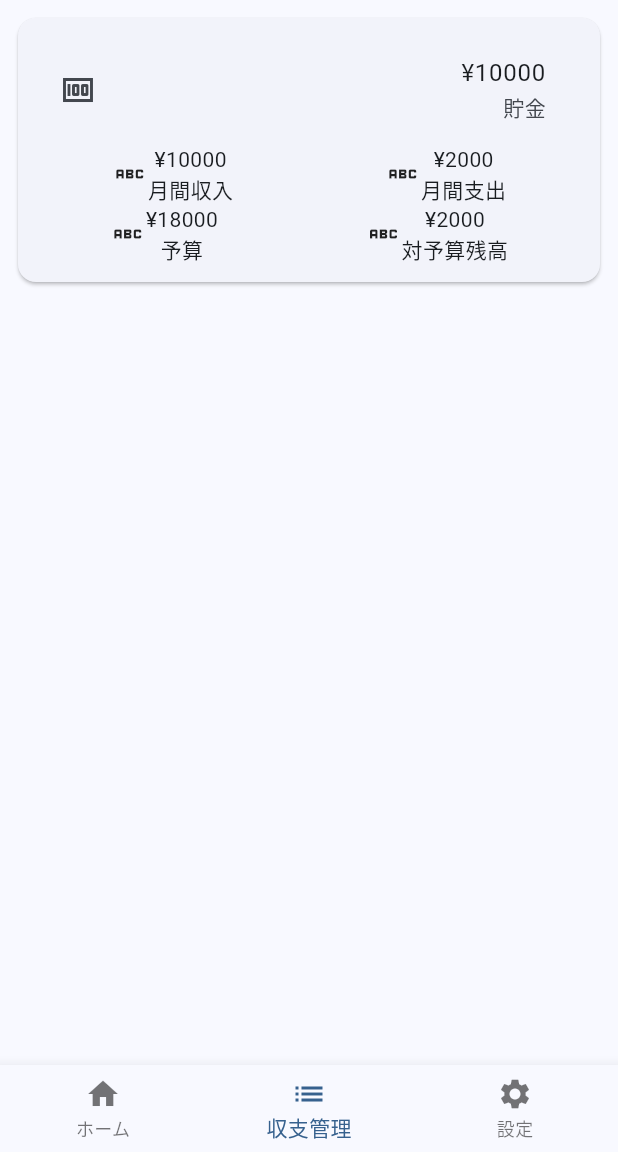
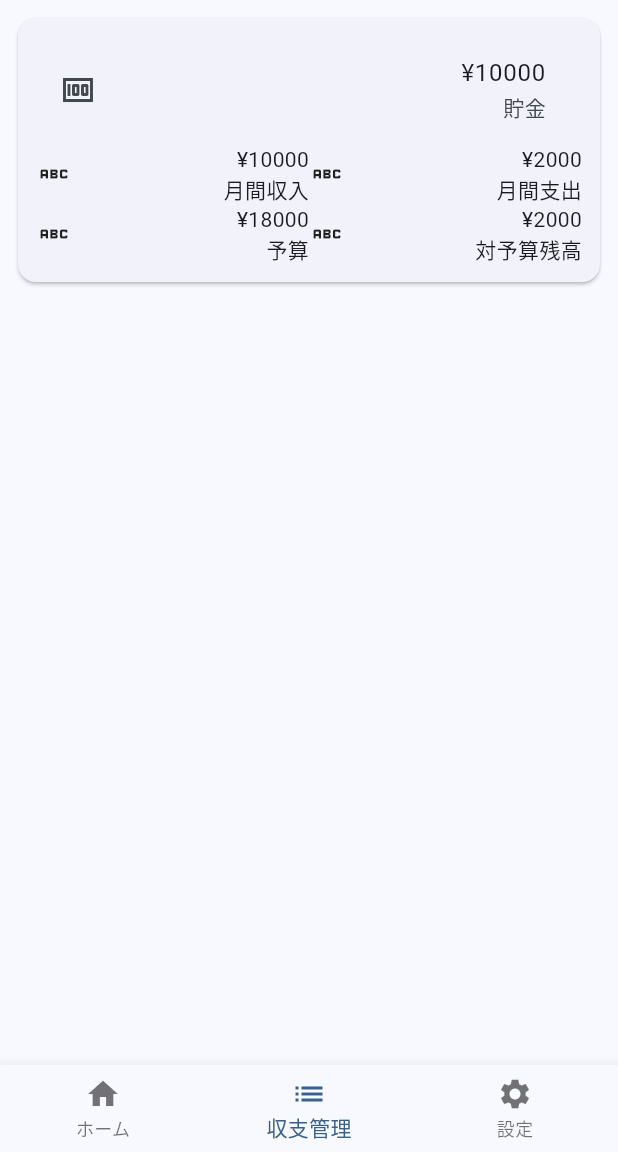
Before and after one commit to tombee-studio/bacon_bringer, a Flutter app: the screen it shows after launch, item 2 of the bottom bar chosen, on a phone screen of 412 x 824 dp, the part 84-1236 px from its top. Run offline on Flutter 3.47's test engine with Material 3 defaults, Android fonts, the phone set to English and light mode, and no system bars.

Commit message:
レイアウトを修正

```diff
--- a/lib/ui/home/view/overview_component.dart
+++ b/lib/ui/home/view/overview_component.dart
@@ -33,12 +33,14 @@ class OverviewComponent extends StatelessWidget {
   }
 
   Widget createRowItem(IconData icon, String label, int value) {
-    return Row(children: [
+    return Expanded(
+        child:
+            Row(mainAxisAlignment: MainAxisAlignment.spaceBetween, children: [
       Icon(icon),
-      Column(children: [
+      Column(crossAxisAlignment: CrossAxisAlignment.end, children: [
         Text("¥$value", textAlign: TextAlign.right),
         Text(label, textAlign: TextAlign.right)
       ])
-    ]);
+    ]));
   }
 }
```
